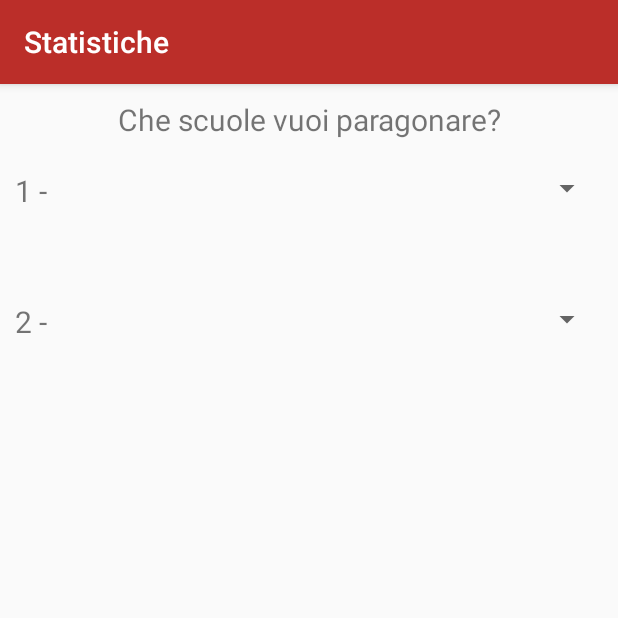
After one commit to Ferno92/AlmaOrienteering, an Android app: the VersusSelectorActivity screen opened directly, with no data from a screen before it, on a phone screen of 412 x 824 dp, the top half of it. The commit adds this screen. Run offline under Robolectric (Android 15) with nearby library versions, the phone set to English and light mode, and no system bars.

Commit message:
aggiunte versusSelector e versus

```diff
--- /dev/null
+++ b/AlmaOrienteering/app/src/main/java/com/almaorient/ferno92/almaorienteering/versus/VersusSelectorActivity.java
@@ -0,0 +1,22 @@
+package com.almaorient.ferno92.almaorienteering.versus;
+
+import android.os.Bundle;
+import android.support.annotation.Nullable;
+import android.support.v7.app.AppCompatActivity;
+
+import com.almaorient.ferno92.almaorienteering.R;
+
+/**
+ * Created by lucas on 13/03/2017.
+ */
+
+public class VersusSelectorActivity extends AppCompatActivity {
+
+    @Override
+    protected void onCreate(@Nullable Bundle savedInstanceState) {
+        super.onCreate(savedInstanceState);
+        setContentView(R.layout.versus_selector_activity);
+
+
+    }
+}
--- /dev/null
+++ b/AlmaOrienteering/app/src/main/res/layout/versus_selector_activity.xml
@@ -0,0 +1,50 @@
+<?xml version="1.0" encoding="utf-8"?>
+<LinearLayout xmlns:android="http://schemas.android.com/apk/res/android"
+    android:orientation="vertical" android:layout_width="match_parent"
+    android:layout_height="match_parent">
+    <TextView
+        android:layout_width="match_parent"
+        android:layout_height="wrap_content"
+        android:padding="10dp"
+        android:textSize="20sp"
+        android:textAlignment="center"
+        android:text="Che scuole vuoi paragonare?"/>
+
+    <LinearLayout
+        android:layout_width="match_parent"
+        android:layout_height="wrap_content"
+        android:orientation="horizontal"
+        android:layout_marginBottom="50dp"
+        android:layout_marginTop="10dp"
+        android:layout_marginRight="10dp"
+        android:layout_marginLeft="10dp">
+        <TextView
+            android:layout_width="wrap_content"
+            android:layout_height="wrap_content"
+            android:text="1 - "
+            android:textSize="20sp"/>
+        <Spinner
+            android:layout_width="match_parent"
+            android:layout_height="wrap_content"></Spinner>
+    </LinearLayout>
+
+    <LinearLayout
+        android:layout_width="match_parent"
+        android:layout_height="wrap_content"
+        android:orientation="horizontal"
+        android:layout_marginBottom="50dp"
+        android:layout_marginTop="10dp"
+        android:layout_marginRight="10dp"
+        android:layout_marginLeft="10dp">
+        <TextView
+            android:layout_width="wrap_content"
+            android:layout_height="wrap_content"
+            android:text="2 - "
+            android:textSize="20sp"/>
+        <Spinner
+            android:layout_width="match_parent"
+            android:layout_height="wrap_content"></Spinner>
+    </LinearLayout>
+
+
+</LinearLayout>
```
Also changed, not shown: AlmaOrienteering/app/src/main/AndroidManifest.xml (+8 -0 lines), AlmaOrienteering/app/src/main/java/com/almaorient/ferno92/almaorienteering/MainActivity.java (+9 -0 lines), AlmaOrienteering/app/src/main/res/layout/versus_activity.xml (+77 -0 lines).
